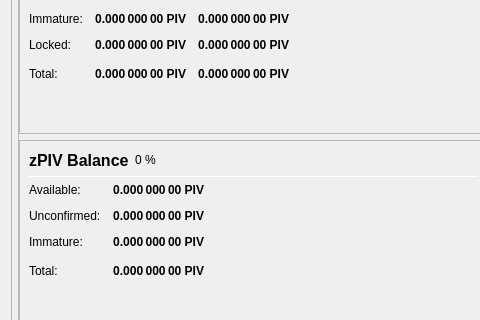
The window that src/qt/forms/overviewpage.ui (dogecash/dogecash-old) describes before a commit, drawn with Qt 5; both pictures show x 0 to 480 and y 438 to 758 of the 978 by 841 pixel window.
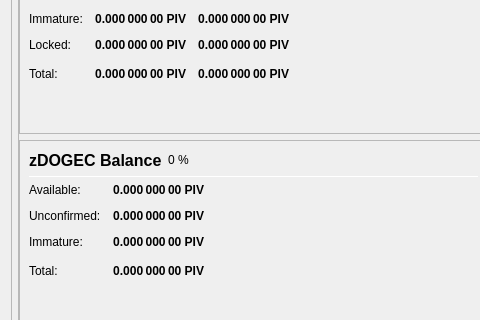
The same window after the commit.

Diff of the .ui file:
```diff
--- a/src/qt/forms/overviewpage.ui
+++ b/src/qt/forms/overviewpage.ui
@@ -825,7 +825,7 @@
                           </font>
                          </property>
                          <property name="text">
-                          <string>zPIV Balance</string>
+                          <string>zDOGEC Balance</string>
                          </property>
                         </widget>
                        </item>
```
Left out of the diff: 14 changed lines with no effect on the pictures.
